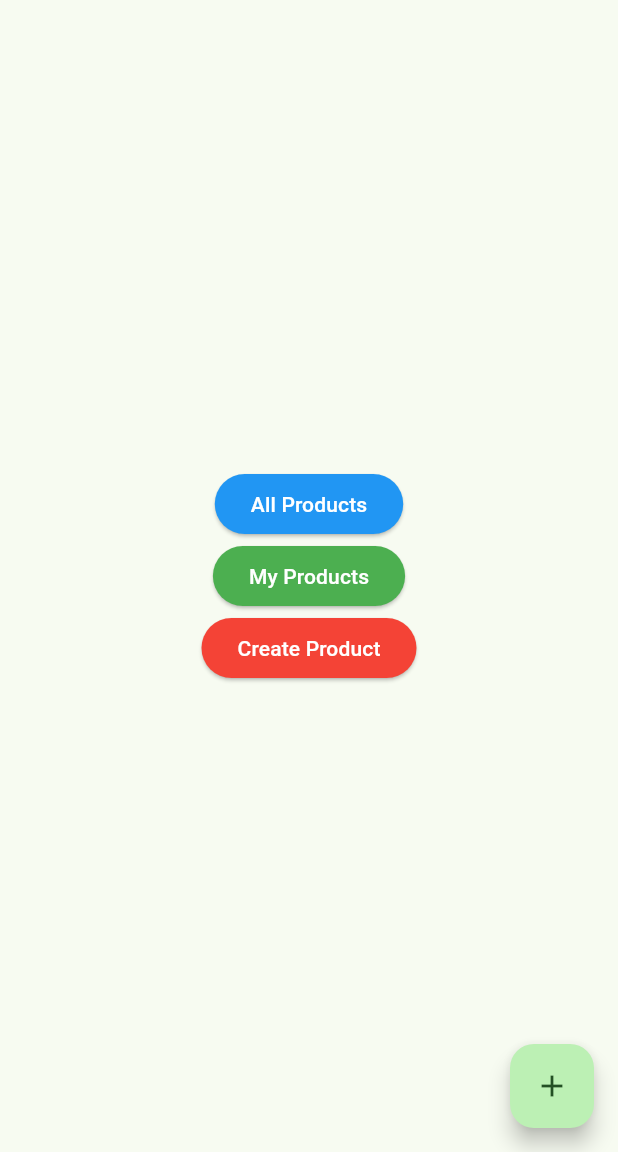
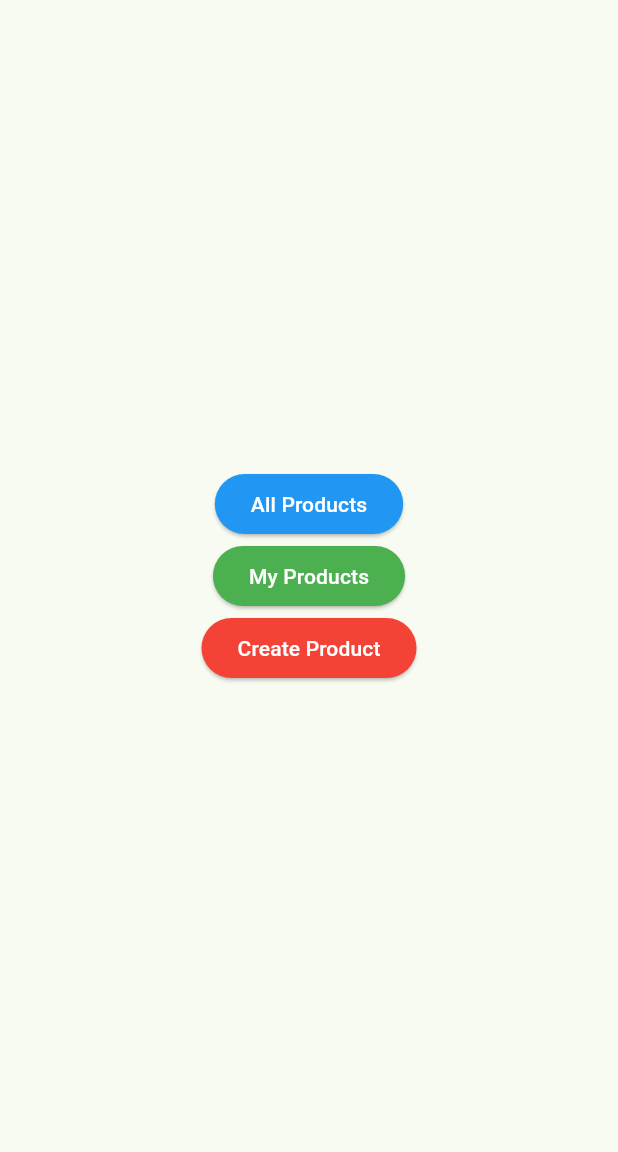
Before and after one commit to skrjmcdc/kartuhijau, a Flutter app: the screen it shows after launch, on a phone screen of 412 x 824 dp, the part 84-1236 px from its top. Run offline on Flutter 3.47's test engine with Material 3 defaults, Android fonts, the light colour scheme and no system bars.

Commit message:
Remove increment button

```diff
--- a/lib/main.dart
+++ b/lib/main.dart
@@ -105,11 +105,6 @@
           ],
         ),
       ),
-      floatingActionButton: FloatingActionButton(
-        onPressed: _incrementCounter,
-        tooltip: 'Increment',
-        child: const Icon(Icons.add),
-      ), // This trailing comma makes auto-formatting nicer for build methods.
     );
   }
 }
```
Also changed, not shown: 1 other file.
